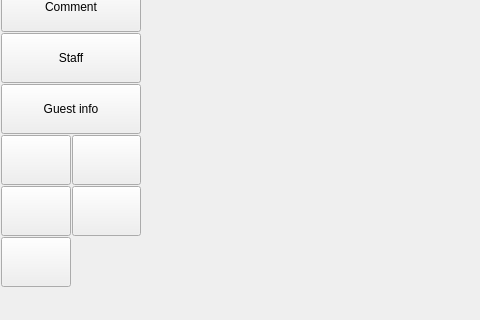
Qt form Waiter/dlgorder.ui (End1-1/Cafe5) before a commit; both pictures show x 0 to 480 and y 130 to 450 of the 1024 by 755 pixel window.
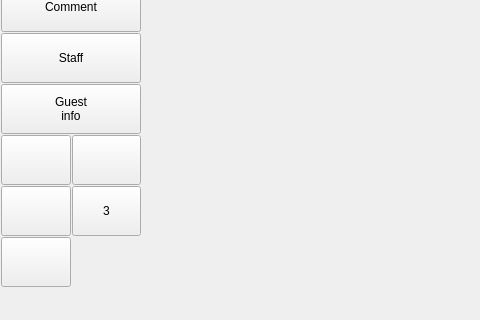
The same form after that commit. Icons and pictures are not drawn.

```diff
--- a/Waiter/dlgorder.ui
+++ b/Waiter/dlgorder.ui
@@ -476,7 +476,7 @@
                <enum>Qt::FocusPolicy::NoFocus</enum>
               </property>
               <property name="text">
-               <string/>
+               <string>3</string>
               </property>
               <property name="icon">
                <iconset resource="resources/res.qrc">
@@ -489,7 +489,7 @@
                </size>
               </property>
               <property name="toolButtonStyle">
-               <enum>Qt::ToolButtonStyle::ToolButtonIconOnly</enum>
+               <enum>Qt::ToolButtonStyle::ToolButtonTextUnderIcon</enum>
               </property>
              </widget>
             </item>
@@ -517,7 +517,8 @@
                <enum>Qt::FocusPolicy::NoFocus</enum>
               </property>
               <property name="text">
-               <string>Guest info</string>
+               <string>Guest
+info</string>
               </property>
               <property name="icon">
                <iconset resource="resources/res.qrc">
```
Left out of the diff: 2 changed lines with no effect on the pictures.
